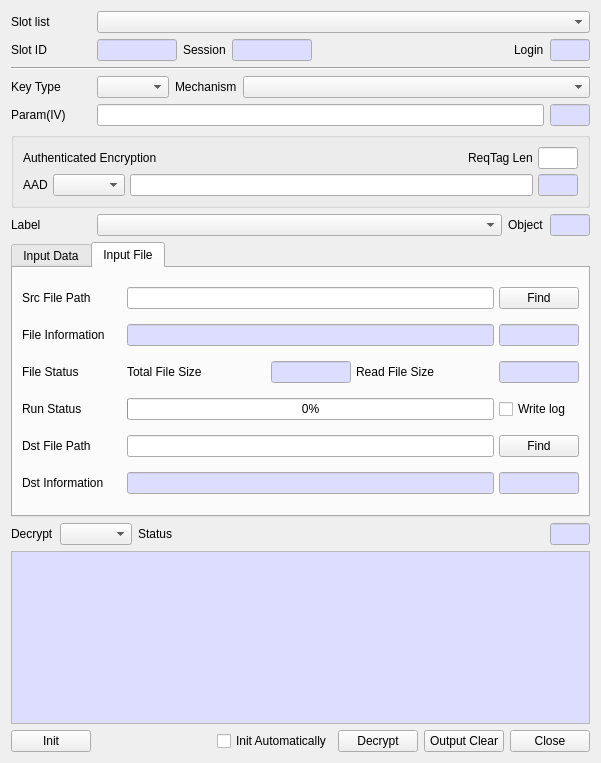
Before: the Qt Designer form CryptokiMan/decrypt_dlg.ui in jykim74/CryptokiMan, drawn with Qt 5.
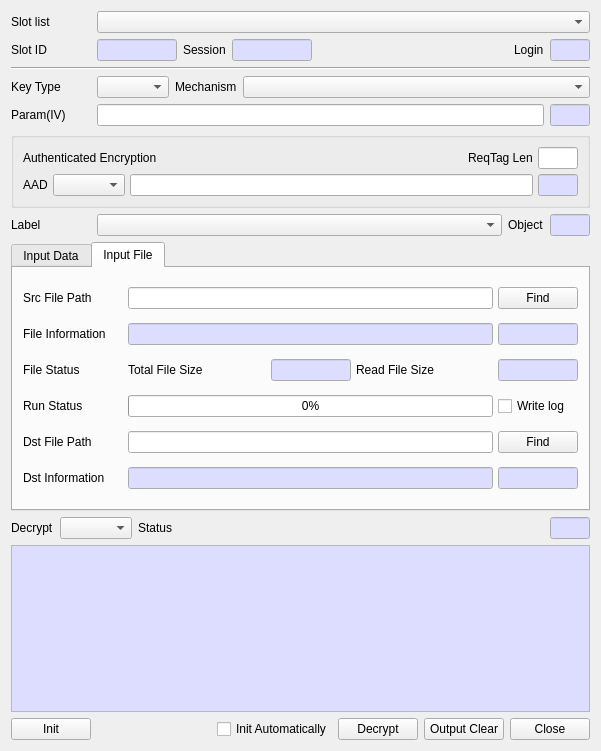
After: the same form once the commit is applied. The open tabs and pages were chosen to show the change.

Commit message: UI 개선

Patch:
```diff
--- a/CryptokiMan/decrypt_dlg.ui
+++ b/CryptokiMan/decrypt_dlg.ui
@@ -7,7 +7,7 @@
     <x>0</x>
     <y>0</y>
     <width>601</width>
-    <height>763</height>
+    <height>751</height>
    </rect>
   </property>
   <property name="windowTitle">
@@ -771,6 +771,18 @@
        <property name="spacing">
         <number>5</number>
        </property>
+       <property name="leftMargin">
+        <number>10</number>
+       </property>
+       <property name="topMargin">
+        <number>10</number>
+       </property>
+       <property name="rightMargin">
+        <number>10</number>
+       </property>
+       <property name="bottomMargin">
+        <number>10</number>
+       </property>
        <item>
         <layout class="QGridLayout" name="gridLayout_9">
          <item row="0" column="0">
```
Left out of the diff: 2 changed lines with no effect on the pictures. The commit also changes 2 other files.
